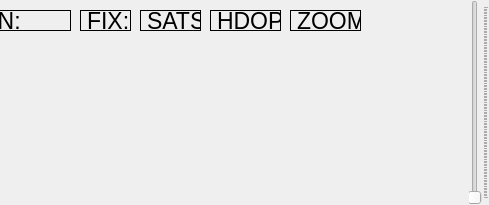
Qt form src/ui/map/QGCMapTool.ui (ArduPilot/apm_planner) before a commit; both pictures show x 250 to 739 and y 0 to 205 of the 739 by 205 pixel window.
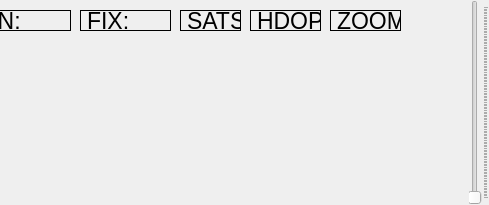
The same form after that commit. Custom widgets are drawn as their Qt base class.

Commit message: Add 3D+DGPS and 3D+RTK to Fix label

```diff
--- a/src/ui/map/QGCMapTool.ui
+++ b/src/ui/map/QGCMapTool.ui
@@ -79,7 +79,7 @@
      <widget class="QLabel" name="satsLabel">
       <property name="geometry">
        <rect>
-        <x>390</x>
+        <x>430</x>
         <y>10</y>
         <width>61</width>
         <height>21</height>
@@ -100,7 +100,7 @@
      <widget class="QLabel" name="hdopLabel">
       <property name="geometry">
        <rect>
-        <x>460</x>
+        <x>500</x>
         <y>10</y>
         <width>71</width>
         <height>21</height>
@@ -123,7 +123,7 @@
        <rect>
         <x>330</x>
         <y>10</y>
-        <width>51</width>
+        <width>91</width>
         <height>21</height>
        </rect>
       </property>
@@ -142,7 +142,7 @@
      <widget class="QLabel" name="zoomLabel">
       <property name="geometry">
        <rect>
-        <x>540</x>
+        <x>580</x>
         <y>10</y>
         <width>71</width>
         <height>21</height>
```
The commit also changes 1 other file.
